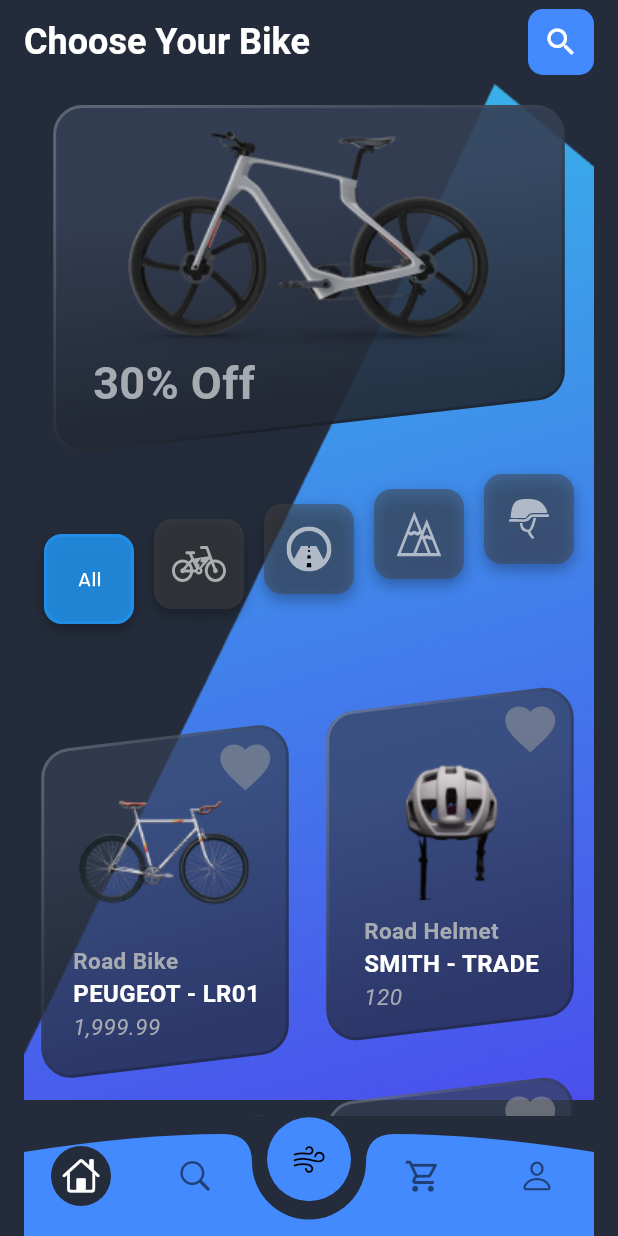
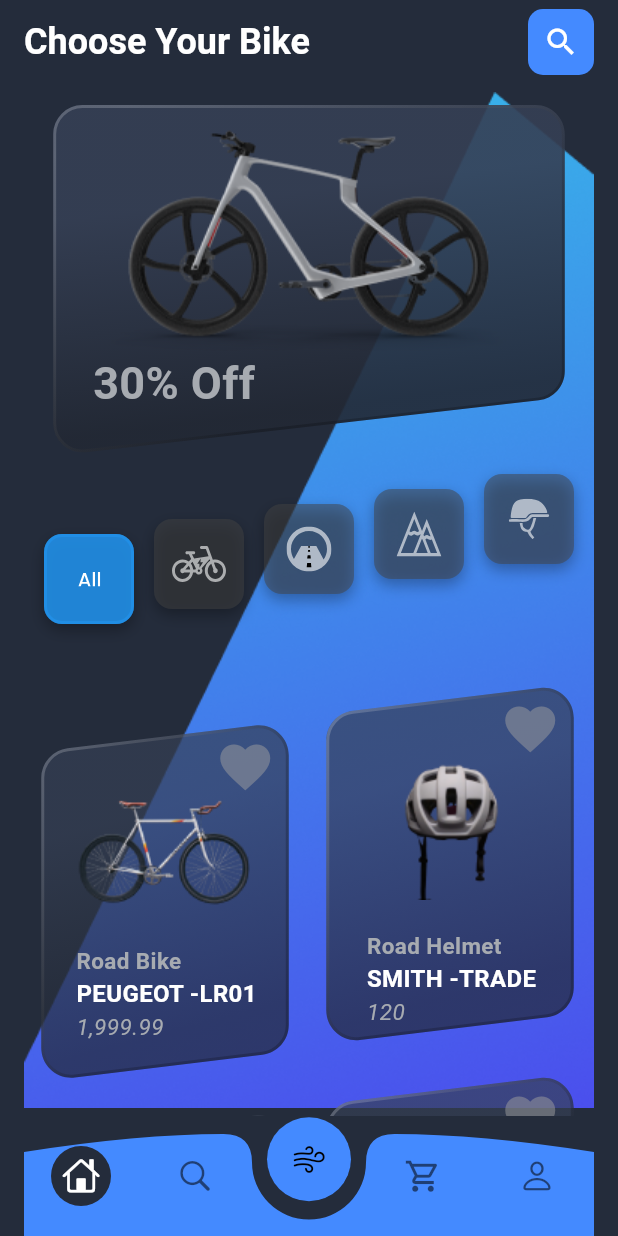
Before and after one commit to tienluan02/online_bicycle_shop, a Flutter app: the screen it shows after launch, on a phone screen of 412 x 824 dp. Run offline on Flutter 3.47's test engine with Material 3 defaults, Android fonts, the phone set to English and light mode, and no system bars; drawn by our look-alikes of like_button; our stand-ins replace flutter_svg.

Commit message:
create the itemContainer.dart

```diff
--- a/online_bicycle_shop_app/lib/Screen/Discover.dart
+++ b/online_bicycle_shop_app/lib/Screen/discover.dart
@@ -3,8 +3,8 @@ import '../components/bottom_bar.dart';
 import '../components/sorting_button.dart';
 import '../components/trapezium_container.dart';
 import 'package:flutter_svg/flutter_svg.dart';
-import '../components/like_button.dart';
 import '../components/constant.dart';
+import '../components/itemContainer.dart';
 
 class Discover extends StatefulWidget {
   const Discover({super.key});
@@ -30,7 +30,7 @@ class _DiscoverState extends State<Discover> {
   @override
   Widget build(BuildContext context) {
     return Scaffold(
-      backgroundColor: Color(0xFF242C3B),
+      backgroundColor: kBackgroundColor,
       appBar: AppBar(
         backgroundColor: Colors.transparent,
         title: Row(
@@ -63,12 +63,14 @@ class _DiscoverState extends State<Discover> {
           padding: EdgeInsets.symmetric(horizontal: 16),
           child: Stack(
             children: [
-              Image.asset(
-                'images/background.png',
-                fit: BoxFit.cover,
+              OverflowBox(
+                child: Image.asset(
+                  'images/background.png',
+                ),
               ),
               SingleChildScrollView(
                 child: Column(
+                  crossAxisAlignment: CrossAxisAlignment.stretch,
                   children: [
                     Stack(
                       children: [
@@ -168,57 +170,17 @@ class _DiscoverState extends State<Discover> {
                         Expanded(
                           child: Column(
                             children: [
-                              Stack(
-                                children: [
-                                  ItemContainer(),
-                                  Column(
-                                    children: [
-                                      Padding(
-                                        padding: EdgeInsets.only(left: 95, top: 10),
-                                          child: CustomLikeButton()),
-                                      Image.asset('images/white_bike.png'),
-                                      SizedBox(height: 20,),
-                                      Column(
-                                        crossAxisAlignment: CrossAxisAlignment.baseline,
-                                        textBaseline: TextBaseline.alphabetic,
-                                        children: [
-                                          Text('Road Bike',
-                                            style: itemType,),
-                                          Text('PEUGEOT - LR01',
-                                            style: itemName,),
-                                          Text('1,999.99',
-                                            style: itemPrize,),
-                                        ],
-                                      ),
-                                    ],
-                                  ),
-                                ],
+                              ItemContainer(
+                                itemImagePath: 'images/white_bike.png',
+                                itemType: 'Road Bike',
+                                itemName: 'PEUGEOT -LR01',
+                                itemPrice: '1,999.99',
                               ),
-                              Stack(
-                                children: [
-                                  ItemContainer(),
-                                  Column(
-                                    children: [
-                                      Padding(
-                                          padding: EdgeInsets.only(left: 95, top: 10),
-                                          child: CustomLikeButton()),
-                                      Image.asset('images/black_bike.png'),
-                                      SizedBox(height: 20,),
-                                      Column(
-                                        crossAxisAlignment: CrossAxisAlignment.baseline,
-                                        textBaseline: TextBaseline.alphabetic,
-                                        children: [
-                                          Text('Road Bike',
-                                            style: itemType,),
-                                          Text('PEUGEOT - LR02',
-                                            style: itemName,),
-                                          Text('2,999.99',
-                                            style: itemPrize,),
-                                        ],
-                                      ),
-                                    ],
-                                  ),
-                                ],
+                              ItemContainer(
+                                itemImagePath: 'images/black_bike.png',
+                                itemType: 'Road Bike',
+                                itemName: 'PEUGEOT -LR02',
+                                itemPrice: '2,999.99',
                               ),
                             ],
                           ),
@@ -228,57 +190,17 @@ class _DiscoverState extends State<Discover> {
                             padding: const EdgeInsets.only(bottom: 50.0),
                             child: Column(
                               children: [
-                                Stack(
-                                  children: [
-                                    ItemContainer(),
-                                    Column(
-                                      children: [
-                                        Padding(
-                                            padding: EdgeInsets.only(left: 95, top: 10),
-                                            child: CustomLikeButton()),
-                                        Image.asset('images/helmet.png'),
-                                        SizedBox(height: 10,),
-                                        Column(
-                                          crossAxisAlignment: CrossAxisAlignment.baseline,
-                                          textBaseline: TextBaseline.alphabetic,
-                                          children: [
-                                            Text('Road Helmet',
-                                              style: itemType,),
-                                            Text('SMITH - TRADE',
-                                              style: itemName,),
-                                            Text('120',
-                                              style: itemPrize,),
-                                          ],
-                                        ),
-                                      ],
-                                    ),
-                                  ],
+                                ItemContainer(
+                                    itemImagePath: 'images/helmet.png',
+                                    itemType: 'Road Helmet',
+                                    itemName: 'SMITH -TRADE',
+                                    itemPrice: 120.toString(),
                                 ),
-                                Stack(
-                                  children: [
-                                    ItemContainer(),
-                                    Column(
-                                      children: [
-                                        Padding(
-                                            padding: EdgeInsets.only(left: 95, top: 10),
-                                            child: CustomLikeButton()),
-                                        Image.asset('images/primary_bike.png'),
-                                        SizedBox(height: 10,),
-                                        Column(
-                                          crossAxisAlignment: CrossAxisAlignment.baseline,
-                                          textBaseline: TextBaseline.alphabetic,
-                                          children: [
-                                            Text('Road Bike',
-                                              style: itemType,),
-                                            Text('PEUGEOT - LR03',
-                                              style: itemName,),
-                                            Text('3,999.99',
-                                              style: itemPrize,),
-                                          ],
-                                        ),
-                                      ],
-                                    ),
-                                  ],
+                                ItemContainer(
+                                  itemImagePath: 'images/primary_bike.png',
+                                  itemType: 'Road Bike',
+                                  itemName: 'PEUGEOT - LR03',
+                                  itemPrice: '3,999.99',
                                 ),
                               ],
                             ),
--- a/online_bicycle_shop_app/lib/components/constant.dart
+++ b/online_bicycle_shop_app/lib/components/constant.dart
@@ -1,22 +1,21 @@
 import 'dart:ui';
-
 import 'package:flutter/material.dart';
 
-const backgroundColor = Color(0xFF242C3B);
-const selectedItem = Color(0xFF222834);
-const fontColor = Color(0xFFA7ABB1);
-const itemType = TextStyle(
-  color: fontColor,
+const kBackgroundColor = Color(0xFF242C3B);
+const kSelectedItem = Color(0xFF222834);
+const kFontColor = Color(0xFFA7ABB1);
+const kItemType = TextStyle(
+  color: kFontColor,
   fontSize: 15,
   fontWeight: FontWeight.bold,
 );
-const itemName = TextStyle(
+const kItemName = TextStyle(
   color: Colors.white,
   fontWeight: FontWeight.bold,
   fontSize: 16,
 );
-const itemPrize = TextStyle(
-  color: fontColor,
+const kItemPrize = TextStyle(
+  color: kFontColor,
   fontSize: 15,
   fontStyle: FontStyle.italic,
 );
--- /dev/null
+++ b/online_bicycle_shop_app/lib/components/itemContainer.dart
@@ -0,0 +1,72 @@
+import 'package:flutter/material.dart';
+import 'package:flutter_svg/svg.dart';
+import 'constant.dart';
+import 'like_button.dart';
+
+class ItemContainer extends StatelessWidget {
+  final String itemImagePath;
+  final String itemType;
+  final String itemName;
+  final String itemPrice;
+
+  const ItemContainer(
+      {super.key,
+      required this.itemImagePath,
+      required this.itemType,
+      required this.itemName,
+      required this.itemPrice});
+
+  @override
+  Widget build(BuildContext context) {
+    return Stack(
+      children: [
+        Container(
+          width: 300,
+          height: 260,
+          child: Padding(
+            padding: const EdgeInsets.only(left: 8.0),
+            child: OverflowBox(
+              maxWidth: 400,
+              maxHeight: 400,
+              child: Padding(
+                padding: EdgeInsets.only(left: 30),
+                child: SvgPicture.asset(
+                  'images/item_background.svg',
+                ),
+              ),
+            ),
+          ),
+        ),
+        Column(
+          children: [
+            const Padding(
+                padding: EdgeInsets.only(left: 95, top: 10),
+                child: CustomLikeButton()),
+            Image.asset(itemImagePath),
+            const SizedBox(
+              height: 20,
+            ),
+            Column(
+              crossAxisAlignment: CrossAxisAlignment.baseline,
+              textBaseline: TextBaseline.alphabetic,
+              children: [
+                Text(
+                  itemType,
+                  style: kItemType,
+                ),
+                Text(
+                  itemName,
+                  style: kItemName,
+                ),
+                Text(
+                  itemPrice,
+                  style: kItemPrize,
+                ),
+              ],
+            ),
+          ],
+        ),
+      ],
+    );
+  }
+}
--- a/online_bicycle_shop_app/lib/components/trapezium_container.dart
+++ b/online_bicycle_shop_app/lib/components/trapezium_container.dart
@@ -1,5 +1,4 @@
 import 'package:flutter/material.dart';
-import 'package:flutter_svg/svg.dart';
 
 class TrapeziumPrimaryContainer extends StatelessWidget {
   final Widget child;
@@ -24,7 +23,6 @@ class TrapeziumClipper extends CustomClipper<Path> {
   Path getClip(Size size) {
     Path path = Path();
 
-    // Define the trapezium points
     path.moveTo(0, 0); // Top-left point (x10% from left)
     path.lineTo(size.width, 0); // Top-right point (x90% from left)
     path.lineTo(size.width, size.height * 0.82); // Bottom-right point
@@ -36,48 +34,6 @@ class TrapeziumClipper extends CustomClipper<Path> {
 
   @override
   bool shouldReclip(CustomClipper<Path> oldClipper) {
-    return false; // If the clipping path doesn't change, no need to reclip
+    return false;
   }
 }
-
-class TrapeziumButtonContainer extends StatelessWidget {
-  final Widget child;
-  const TrapeziumButtonContainer({super.key, required this.child});
-
-  @override
-  Widget build(BuildContext context) {
-    return ClipPath(
-      clipper: TrapeziumClipper(),
-      child: Container(
-        width: double.infinity,
-        height: 100,
-        child: child,
-      ),
-    );
-  }
-}
-
-class ItemContainer extends StatelessWidget {
-  const ItemContainer({super.key});
-
-  @override
-  Widget build(BuildContext context) {
-    return Container(
-      width: 300,
-      height: 260,
-      child: Padding(
-        padding: const EdgeInsets.only(left: 8.0),
-        child: OverflowBox(
-          maxWidth: 400,
-          maxHeight: 400,
-          child: Padding(
-            padding: EdgeInsets.only(left: 30),
-            child: SvgPicture.asset(
-              'images/item_background.svg',
-            ),
-          ),
-        ),
-      ),
-    );
-  }
-}
--- a/online_bicycle_shop_app/lib/main.dart
+++ b/online_bicycle_shop_app/lib/main.dart
@@ -1,5 +1,5 @@
 import 'package:flutter/material.dart';
-import 'Screen/Discover.dart';
+import 'Screen/discover.dart';
 
 void main() {
   runApp(const MyApp());
```
